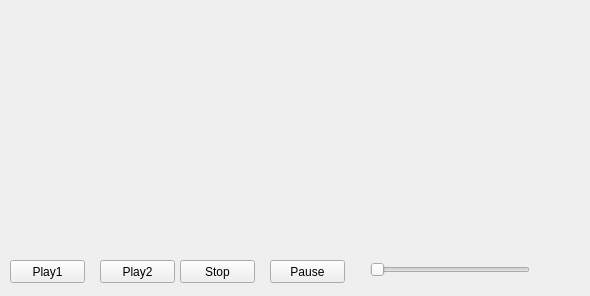
This is MyQtPlayer/MyQtPlayer/controlbtn.ui in PubFork/ffPalyer as Qt 5 draws it before an edit. The edited form follows.
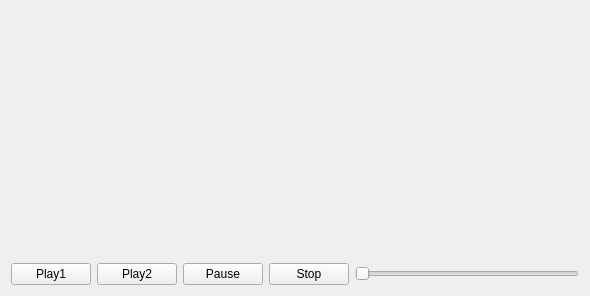
This is the edited form.

What changed in the file:
```diff
--- a/MyQtPlayer/MyQtPlayer/controlbtn.ui
+++ b/MyQtPlayer/MyQtPlayer/controlbtn.ui
@@ -13,64 +13,49 @@
   <property name="windowTitle">
    <string>ControlBtn</string>
   </property>
+  <layout class="QVBoxLayout" name="verticalLayout">
+   <item>
+    <widget class="QWidget" name="viewPlay" native="true">
+     <property name="sizePolicy">
+      <sizepolicy hsizetype="Preferred" vsizetype="Expanding">
+       <horstretch>0</horstretch>
+       <verstretch>0</verstretch>
+      </sizepolicy>
+     </property>
+    </widget>
+   </item>
+   <item>
+    <layout class="QHBoxLayout" name="horizontalLayout">
+     <item>
   <widget class="QPushButton" name="btnPlay">
-   <property name="geometry">
-    <rect>
-     <x>10</x>
-     <y>260</y>
-     <width>75</width>
-     <height>23</height>
-    </rect>
-   </property>
    <property name="text">
     <string>Play1</string>
    </property>
   </widget>
+     </item>
+     <item>
   <widget class="QPushButton" name="btnNext">
-   <property name="geometry">
-    <rect>
-     <x>100</x>
-     <y>260</y>
-     <width>75</width>
-     <height>23</height>
-    </rect>
-   </property>
    <property name="text">
     <string>Play2</string>
    </property>
   </widget>
-  <widget class="QWidget" name="viewPlay" native="true">
-   <property name="geometry">
-    <rect>
-     <x>9</x>
-     <y>9</y>
-     <width>341</width>
-     <height>201</height>
-    </rect>
-   </property>
-  </widget>
+     </item>
+     <item>
+      <widget class="QPushButton" name="btnPause">
+       <property name="text">
+        <string>Pause</string>
+       </property>
+      </widget>
+     </item>
+     <item>
   <widget class="QPushButton" name="btnStop">
-   <property name="geometry">
-    <rect>
-     <x>180</x>
-     <y>260</y>
-     <width>75</width>
-     <height>23</height>
-    </rect>
-   </property>
    <property name="text">
     <string>Stop</string>
    </property>
   </widget>
+     </item>
+     <item>
   <widget class="QSlider" name="ctlSlider">
-   <property name="geometry">
-    <rect>
-     <x>370</x>
-     <y>260</y>
-     <width>160</width>
-     <height>19</height>
-    </rect>
-   </property>
    <property name="maximum">
     <number>999</number>
    </property>
@@ -78,19 +63,10 @@
     <enum>Qt::Horizontal</enum>
    </property>
   </widget>
-  <widget class="QPushButton" name="btnPause">
-   <property name="geometry">
-    <rect>
-     <x>270</x>
-     <y>260</y>
-     <width>75</width>
-     <height>23</height>
-    </rect>
-   </property>
-   <property name="text">
-    <string>Pause</string>
-   </property>
-  </widget>
+     </item>
+    </layout>
+   </item>
+  </layout>
  </widget>
  <layoutdefault spacing="6" margin="11"/>
  <resources/>
```
Lines whose indentation alone changed are shown as unchanged.
